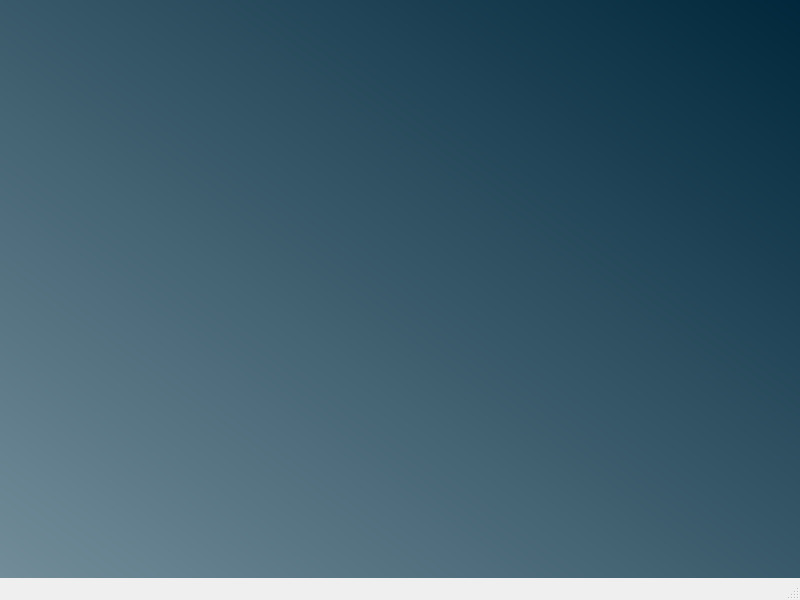
Qt form develop/interfaces/interface_pattern_menu.ui (Mark-mmv/HelczaViewerMultiProject_v1) before a commit.
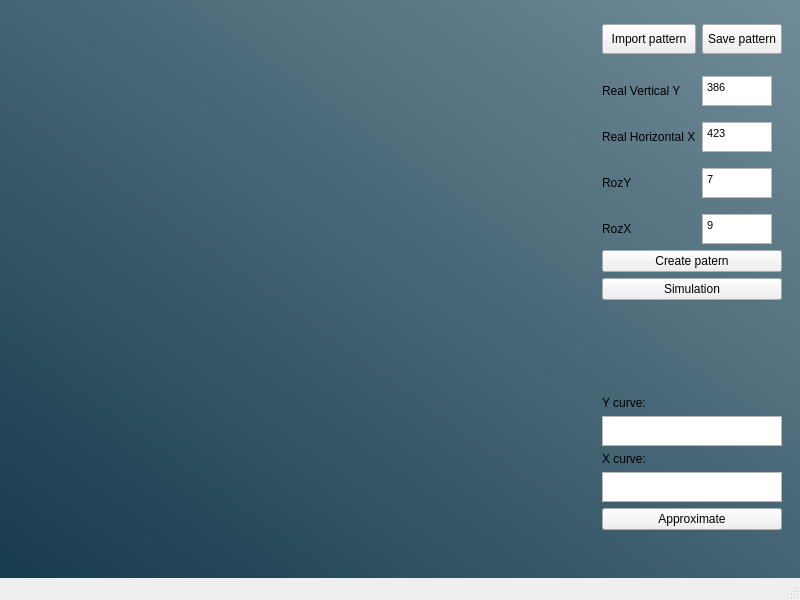
The same form after that commit.

Commit message: In interfaceMain add methods: import_pattern, save_pattern, create_pattern and print_pattern

```diff
--- a/develop/interfaces/interface_pattern_menu.ui
+++ b/develop/interfaces/interface_pattern_menu.ui
@@ -14,12 +14,271 @@
    <string>MainWindow</string>
   </property>
   <property name="styleSheet">
-   <string notr="true">QWidget#centralwidget_pattern_menu{background-color: qlineargradient(spread:pad, x1:0, y1:1, x2:1, y2:0, stop:0 rgba(114, 140, 153, 255), stop:1 rgba(0, 39, 59, 255));}</string>
+   <string notr="true">QWidget#centralwidget_pattern_menu{background-color: qlineargradient(spread:pad, x1:0, y2:1, x1:1, y1:0, stop:0 rgba(114, 140, 153, 255), stop:1 rgba(22, 59, 77, 255));}</string>
   </property>
   <widget class="QWidget" name="centralwidget_pattern_menu">
    <property name="styleSheet">
-    <string notr="true">QWidget#centralwidget_pattern_menu{background-color: qlineargradient(spread:pad, x1:0, y1:1, x2:1, y2:0, stop:0 rgba(114, 140, 153, 255), stop:1 rgba(0, 39, 59, 255));}</string>
+    <string notr="true"/>
    </property>
+   <layout class="QVBoxLayout" name="verticalLayout">
+    <item>
+     <widget class="QWidget" name="widget_work" native="true">
+      <layout class="QGridLayout" name="gridLayout_3">
+       <property name="sizeConstraint">
+        <enum>QLayout::SetDefaultConstraint</enum>
+       </property>
+       <item row="0" column="0" rowspan="20">
+        <widget class="QWidget" name="widget_for_pattern" native="true">
+         <property name="sizePolicy">
+          <sizepolicy hsizetype="Expanding" vsizetype="Preferred">
+           <horstretch>0</horstretch>
+           <verstretch>0</verstretch>
+          </sizepolicy>
+         </property>
+         <layout class="QVBoxLayout" name="verticalLayout_4">
+          <item>
+           <layout class="QGridLayout" name="companovka_patern">
+            <property name="sizeConstraint">
+             <enum>QLayout::SetMaximumSize</enum>
+            </property>
+            <property name="spacing">
+             <number>0</number>
+            </property>
+           </layout>
+          </item>
+         </layout>
+        </widget>
+       </item>
+       <item row="5" column="3">
+        <widget class="QTextEdit" name="textedit_rozy">
+         <property name="sizePolicy">
+          <sizepolicy hsizetype="Fixed" vsizetype="Fixed">
+           <horstretch>0</horstretch>
+           <verstretch>0</verstretch>
+          </sizepolicy>
+         </property>
+         <property name="maximumSize">
+          <size>
+           <width>70</width>
+           <height>30</height>
+          </size>
+         </property>
+         <property name="html">
+          <string>&lt;!DOCTYPE HTML PUBLIC &quot;-//W3C//DTD HTML 4.0//EN&quot; &quot;http://www.w3.org/TR/REC-html40/strict.dtd&quot;&gt;
+&lt;html&gt;&lt;head&gt;&lt;meta name=&quot;qrichtext&quot; content=&quot;1&quot; /&gt;&lt;style type=&quot;text/css&quot;&gt;
+p, li { white-space: pre-wrap; }
+&lt;/style&gt;&lt;/head&gt;&lt;body style=&quot; font-family:'MS Shell Dlg 2'; font-size:8.25pt; font-weight:400; font-style:normal;&quot;&gt;
+&lt;p style=&quot; margin-top:0px; margin-bottom:0px; margin-left:0px; margin-right:0px; -qt-block-indent:0; text-indent:0px;&quot;&gt;7&lt;/p&gt;&lt;/body&gt;&lt;/html&gt;</string>
+         </property>
+        </widget>
+       </item>
+       <item row="13" column="2" colspan="2">
+        <widget class="QTextEdit" name="textedit_formule_x">
+         <property name="maximumSize">
+          <size>
+           <width>180</width>
+           <height>30</height>
+          </size>
+         </property>
+        </widget>
+       </item>
+       <item row="5" column="2">
+        <widget class="QLabel" name="label_rozy">
+         <property name="minimumSize">
+          <size>
+           <width>50</width>
+           <height>50</height>
+          </size>
+         </property>
+         <property name="text">
+          <string>RozY</string>
+         </property>
+        </widget>
+       </item>
+       <item row="4" column="2">
+        <widget class="QLabel" name="label_real_horizontal">
+         <property name="text">
+          <string>Real Horizontal X</string>
+         </property>
+        </widget>
+       </item>
+       <item row="6" column="2">
+        <widget class="QLabel" name="label_rozx">
+         <property name="text">
+          <string>RozX</string>
+         </property>
+        </widget>
+       </item>
+       <item row="3" column="2">
+        <widget class="QLabel" name="label_real_vertical">
+         <property name="minimumSize">
+          <size>
+           <width>50</width>
+           <height>50</height>
+          </size>
+         </property>
+         <property name="text">
+          <string>Real Vertical Y</string>
+         </property>
+        </widget>
+       </item>
+       <item row="4" column="3">
+        <widget class="QTextEdit" name="textedit_real_horizontal_x">
+         <property name="sizePolicy">
+          <sizepolicy hsizetype="Fixed" vsizetype="Fixed">
+           <horstretch>0</horstretch>
+           <verstretch>0</verstretch>
+          </sizepolicy>
+         </property>
+         <property name="maximumSize">
+          <size>
+           <width>70</width>
+           <height>30</height>
+          </size>
+         </property>
+         <property name="html">
+          <string>&lt;!DOCTYPE HTML PUBLIC &quot;-//W3C//DTD HTML 4.0//EN&quot; &quot;http://www.w3.org/TR/REC-html40/strict.dtd&quot;&gt;
+&lt;html&gt;&lt;head&gt;&lt;meta name=&quot;qrichtext&quot; content=&quot;1&quot; /&gt;&lt;style type=&quot;text/css&quot;&gt;
+p, li { white-space: pre-wrap; }
+&lt;/style&gt;&lt;/head&gt;&lt;body style=&quot; font-family:'MS Shell Dlg 2'; font-size:8.25pt; font-weight:400; font-style:normal;&quot;&gt;
+&lt;p style=&quot; margin-top:0px; margin-bottom:0px; margin-left:0px; margin-right:0px; -qt-block-indent:0; text-indent:0px;&quot;&gt;423&lt;/p&gt;&lt;/body&gt;&lt;/html&gt;</string>
+         </property>
+        </widget>
+       </item>
+       <item row="8" column="2" colspan="2">
+        <widget class="QPushButton" name="button_simulation">
+         <property name="text">
+          <string>Simulation</string>
+         </property>
+        </widget>
+       </item>
+       <item row="9" column="2">
+        <spacer name="verticalspacer">
+         <property name="orientation">
+          <enum>Qt::Vertical</enum>
+         </property>
+         <property name="sizeHint" stdset="0">
+          <size>
+           <width>20</width>
+           <height>40</height>
+          </size>
+         </property>
+        </spacer>
+       </item>
+       <item row="14" column="2" colspan="2">
+        <widget class="QPushButton" name="button_approximate">
+         <property name="text">
+          <string>Approximate</string>
+         </property>
+        </widget>
+       </item>
+       <item row="6" column="3">
+        <widget class="QTextEdit" name="textedit_rozx">
+         <property name="sizePolicy">
+          <sizepolicy hsizetype="Fixed" vsizetype="Fixed">
+           <horstretch>0</horstretch>
+           <verstretch>0</verstretch>
+          </sizepolicy>
+         </property>
+         <property name="maximumSize">
+          <size>
+           <width>70</width>
+           <height>30</height>
+          </size>
+         </property>
+         <property name="html">
+          <string>&lt;!DOCTYPE HTML PUBLIC &quot;-//W3C//DTD HTML 4.0//EN&quot; &quot;http://www.w3.org/TR/REC-html40/strict.dtd&quot;&gt;
+&lt;html&gt;&lt;head&gt;&lt;meta name=&quot;qrichtext&quot; content=&quot;1&quot; /&gt;&lt;style type=&quot;text/css&quot;&gt;
+p, li { white-space: pre-wrap; }
+&lt;/style&gt;&lt;/head&gt;&lt;body style=&quot; font-family:'MS Shell Dlg 2'; font-size:8.25pt; font-weight:400; font-style:normal;&quot;&gt;
+&lt;p style=&quot; margin-top:0px; margin-bottom:0px; margin-left:0px; margin-right:0px; -qt-block-indent:0; text-indent:0px;&quot;&gt;9&lt;/p&gt;&lt;/body&gt;&lt;/html&gt;</string>
+         </property>
+        </widget>
+       </item>
+       <item row="11" column="2" colspan="2">
+        <widget class="QTextEdit" name="textedit_formule_y">
+         <property name="maximumSize">
+          <size>
+           <width>180</width>
+           <height>30</height>
+          </size>
+         </property>
+        </widget>
+       </item>
+       <item row="7" column="2" colspan="2">
+        <widget class="QPushButton" name="button_create_pattern">
+         <property name="text">
+          <string>Create patern</string>
+         </property>
+        </widget>
+       </item>
+       <item row="12" column="2" colspan="2">
+        <widget class="QLabel" name="label_x_curve">
+         <property name="text">
+          <string>X curve:</string>
+         </property>
+        </widget>
+       </item>
+       <item row="10" column="2" colspan="2">
+        <widget class="QLabel" name="label_y_curve">
+         <property name="text">
+          <string>Y curve:</string>
+         </property>
+        </widget>
+       </item>
+       <item row="1" column="2">
+        <widget class="QPushButton" name="button_import_pattern">
+         <property name="minimumSize">
+          <size>
+           <width>0</width>
+           <height>30</height>
+          </size>
+         </property>
+         <property name="text">
+          <string>Import pattern</string>
+         </property>
+        </widget>
+       </item>
+       <item row="1" column="3">
+        <widget class="QPushButton" name="button_save_pattern">
+         <property name="minimumSize">
+          <size>
+           <width>0</width>
+           <height>30</height>
+          </size>
+         </property>
+         <property name="text">
+          <string>Save pattern</string>
+         </property>
+        </widget>
+       </item>
+       <item row="3" column="3">
+        <widget class="QTextEdit" name="textedit_real_horizontal_y">
+         <property name="sizePolicy">
+          <sizepolicy hsizetype="Fixed" vsizetype="Fixed">
+           <horstretch>0</horstretch>
+           <verstretch>0</verstretch>
+          </sizepolicy>
+         </property>
+         <property name="maximumSize">
+          <size>
+           <width>70</width>
+           <height>30</height>
+          </size>
+         </property>
+         <property name="html">
+          <string>&lt;!DOCTYPE HTML PUBLIC &quot;-//W3C//DTD HTML 4.0//EN&quot; &quot;http://www.w3.org/TR/REC-html40/strict.dtd&quot;&gt;
+&lt;html&gt;&lt;head&gt;&lt;meta name=&quot;qrichtext&quot; content=&quot;1&quot; /&gt;&lt;style type=&quot;text/css&quot;&gt;
+p, li { white-space: pre-wrap; }
+&lt;/style&gt;&lt;/head&gt;&lt;body style=&quot; font-family:'MS Shell Dlg 2'; font-size:8.25pt; font-weight:400; font-style:normal;&quot;&gt;
+&lt;p style=&quot; margin-top:0px; margin-bottom:0px; margin-left:0px; margin-right:0px; -qt-block-indent:0; text-indent:0px;&quot;&gt;386&lt;/p&gt;&lt;/body&gt;&lt;/html&gt;</string>
+         </property>
+        </widget>
+       </item>
+      </layout>
+     </widget>
+    </item>
+   </layout>
   </widget>
   <widget class="QMenuBar" name="menubar">
    <property name="geometry">
```
The commit also changes 4 other files.
